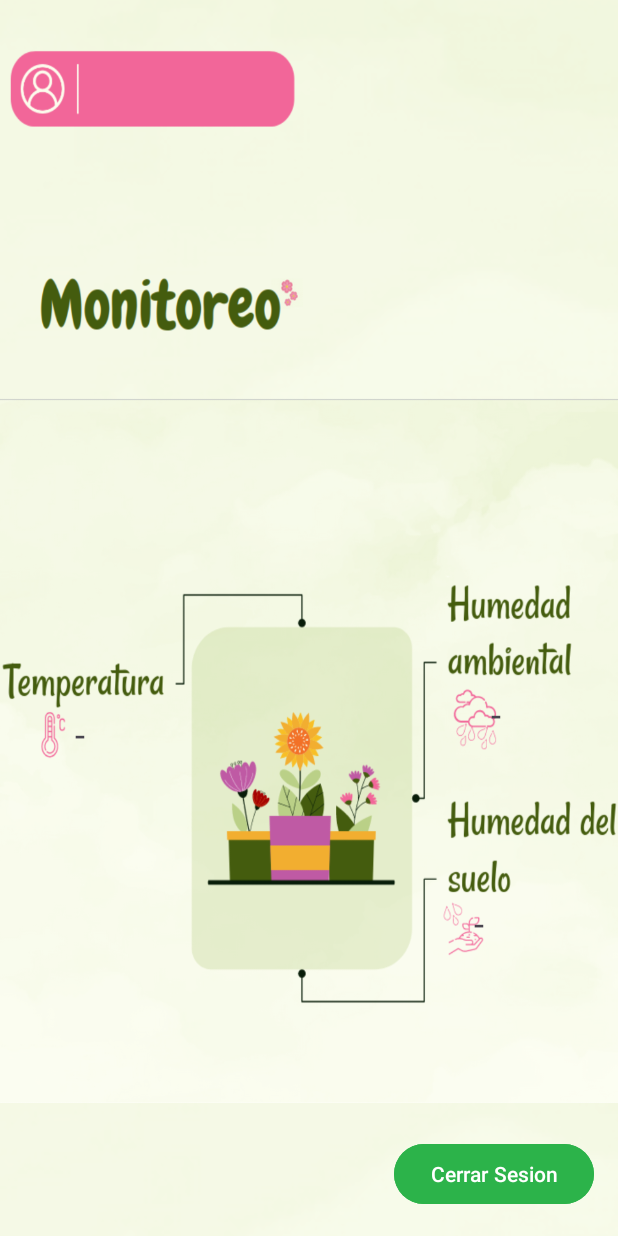
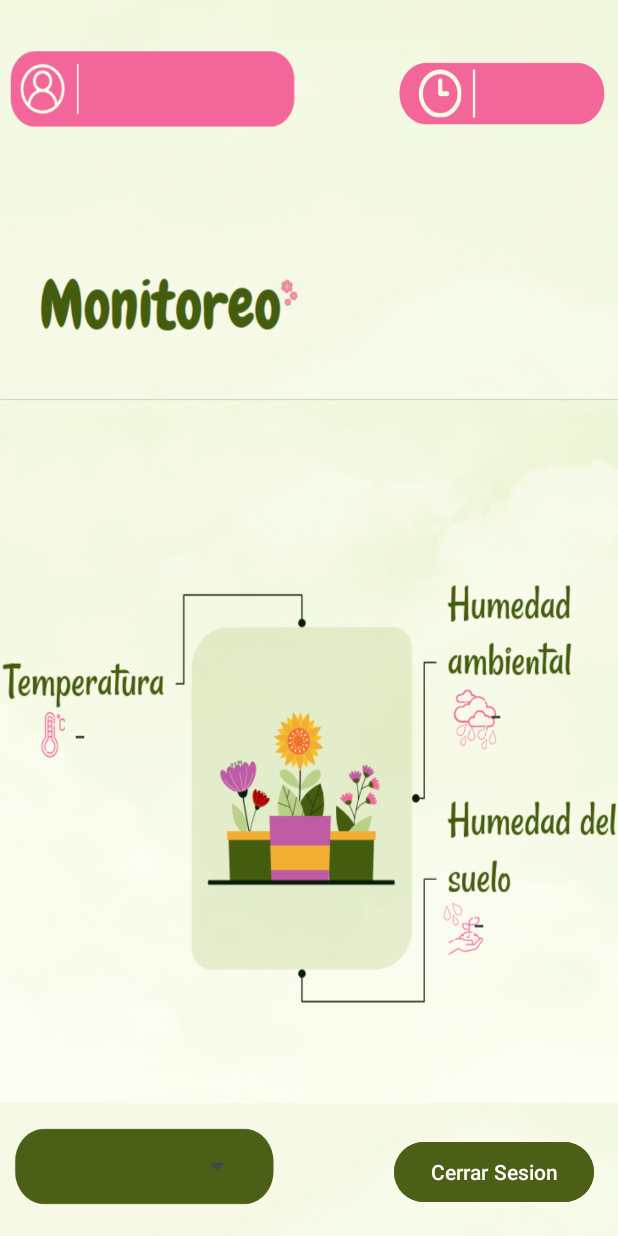
Before and after one commit to liquidlevels/Bloomie, an Android app: the layout activity_main.xml on its own in the app's theme, with its tools: preview values and no code run, on a phone screen of 412 x 824 dp. Run offline under Robolectric (Android 15) with nearby library versions, the phone set to English and light mode, and no system bars; Roboto replaces fonts that are not available here.

Commit message:
pantalla de monitoreo, opcion tipo de planta

```diff
--- a/app/src/main/res/layout/activity_main.xml
+++ b/app/src/main/res/layout/activity_main.xml
@@ -4,7 +4,7 @@
     xmlns:tools="http://schemas.android.com/tools"
     android:layout_width="match_parent"
     android:layout_height="match_parent"
-    android:background="@drawable/monitoreoo"
+    android:background="@drawable/pmonitoreo"
     tools:context=".MainActivity">
 
 
@@ -51,14 +51,14 @@
         android:id="@+id/btn_logout"
         android:layout_width="wrap_content"
         android:layout_height="wrap_content"
-        android:backgroundTint="#2CB34A"
+        android:backgroundTint="#4b6016"
         android:text="Cerrar Sesion"
         app:layout_constraintBottom_toBottomOf="parent"
         app:layout_constraintEnd_toEndOf="parent"
         app:layout_constraintHorizontal_bias="0.942"
         app:layout_constraintStart_toStartOf="parent"
         app:layout_constraintTop_toTopOf="parent"
-        app:layout_constraintVertical_bias="0.978" />
+        app:layout_constraintVertical_bias="0.976" />
 
     <TextView
         android:id="@+id/idUser"
@@ -71,4 +71,15 @@
         app:layout_constraintTop_toTopOf="parent"
         app:layout_constraintVertical_bias="0.054" />
 
+    <Spinner
+        android:id="@+id/id_tipo"
+        android:layout_width="137dp"
+        android:layout_height="42dp"
+        app:layout_constraintBottom_toBottomOf="parent"
+        app:layout_constraintEnd_toEndOf="parent"
+        app:layout_constraintHorizontal_bias="0.113"
+        app:layout_constraintStart_toStartOf="parent"
+        app:layout_constraintTop_toTopOf="parent"
+        app:layout_constraintVertical_bias="0.968" />
+
 </androidx.constraintlayout.widget.ConstraintLayout>
--- a/app/src/main/res/values/strings.xml
+++ b/app/src/main/res/values/strings.xml
@@ -1,3 +1,8 @@
 <resources>
     <string name="app_name">bloomie</string>
+    <string-array name="spinner_items">
+        <item>Tipo planta</item>
+        <item>Planta Xerófita</item>
+        <item>Planta Higrófita</item>
+    </string-array>
 </resources>
```
Also changed, not shown: app/src/main/java/com/example/bloomie/MainActivity.java (+40 -7 lines), app/src/main/res/drawable/pmonitoreo.png (added).
